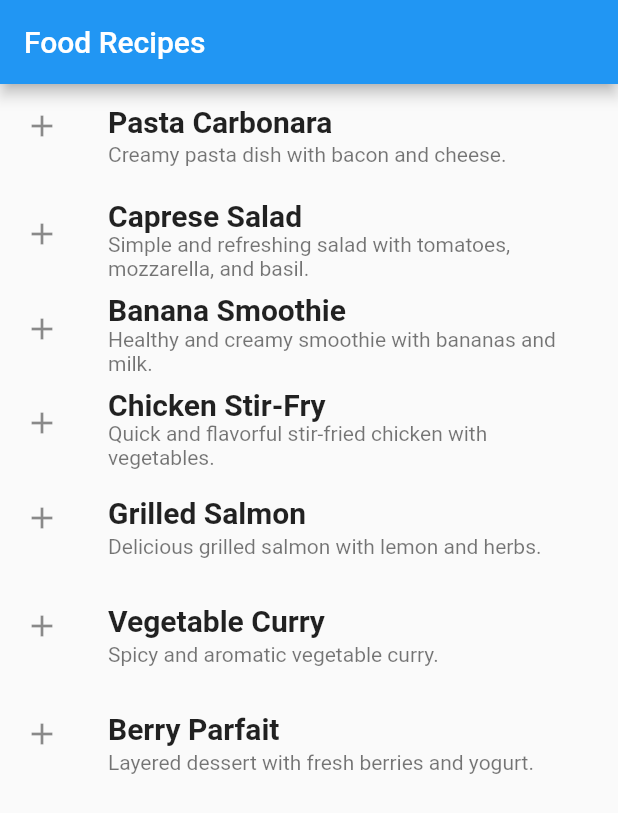
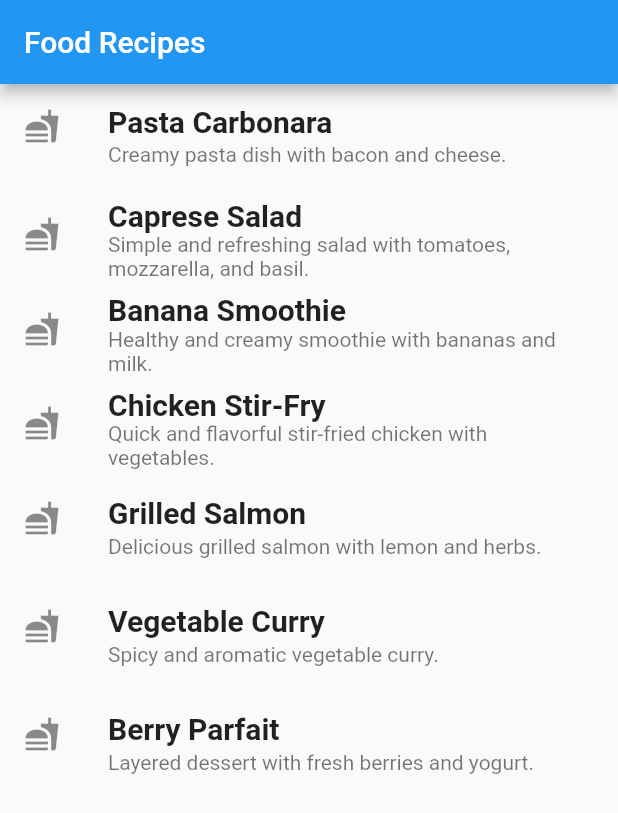
Before and after one commit to pd28CSE/flutter_app_module9_live_test_ostad, a Flutter app: the screen it shows after launch, on a phone screen of 412 x 824 dp. Shown: the top 813 px of the screen. Run offline on Flutter 3.47's test engine with Material 2 defaults, Android fonts, the phone set to English and light mode, and no system bars.

Commit message:
add icon

```diff
--- a/lib/screens/home_screen.dart
+++ b/lib/screens/home_screen.dart
@@ -80,10 +80,10 @@ class _MyHomeScreenState extends State<MyHomeScreen> {
         itemCount: foods.length,
         itemBuilder: (cntxt, index) {
           return ListTile(
-            leading: const Icon(Icons.add),
+            leading: const Icon(Icons.fastfood),
             title: Text(
               foods[index].title,
-              style: TextStyle(
+              style: const TextStyle(
                 fontSize: 20,
                 fontWeight: FontWeight.bold,
               ),
```
